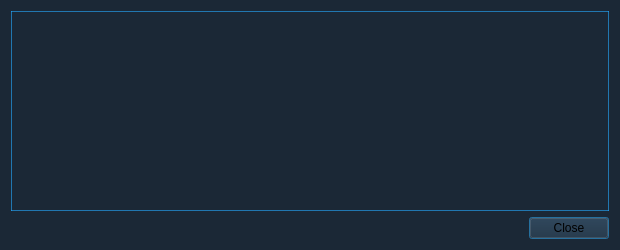
First picture: the form in src/qt/forms/transactiondescdialog.ui, repository KrvnoZrnce/MACDCoin, before the edit.
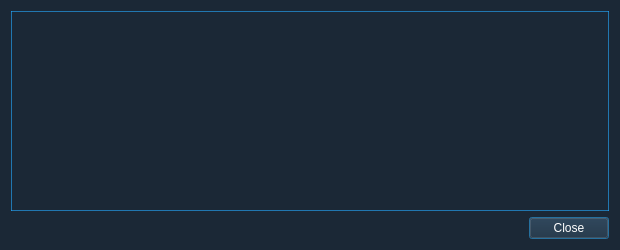
Second picture: the form after the edit.

Patch:
```diff
--- a/src/qt/forms/transactiondescdialog.ui
+++ b/src/qt/forms/transactiondescdialog.ui
@@ -40,6 +40,9 @@
    </item>
    <item>
     <widget class="QDialogButtonBox" name="buttonBox">
+     <property name="styleSheet">
+      <string notr="true">color:white;</string>
+     </property>
      <property name="orientation">
       <enum>Qt::Horizontal</enum>
      </property>
```
